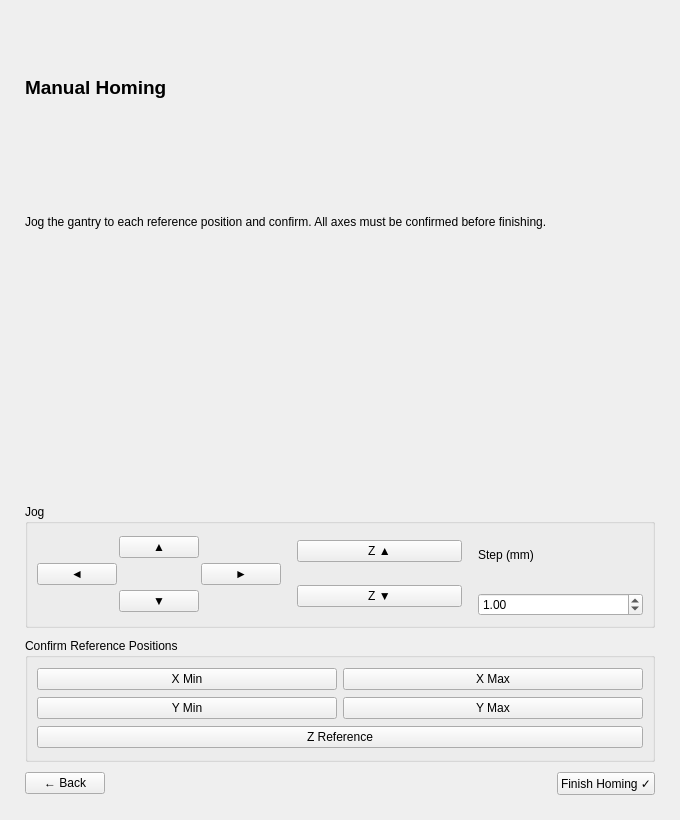
Before: the Qt Designer form devices/gantry/frontend/ui/homing_dialog.ui in RxnRover/RxnBench, drawn with Qt 5.
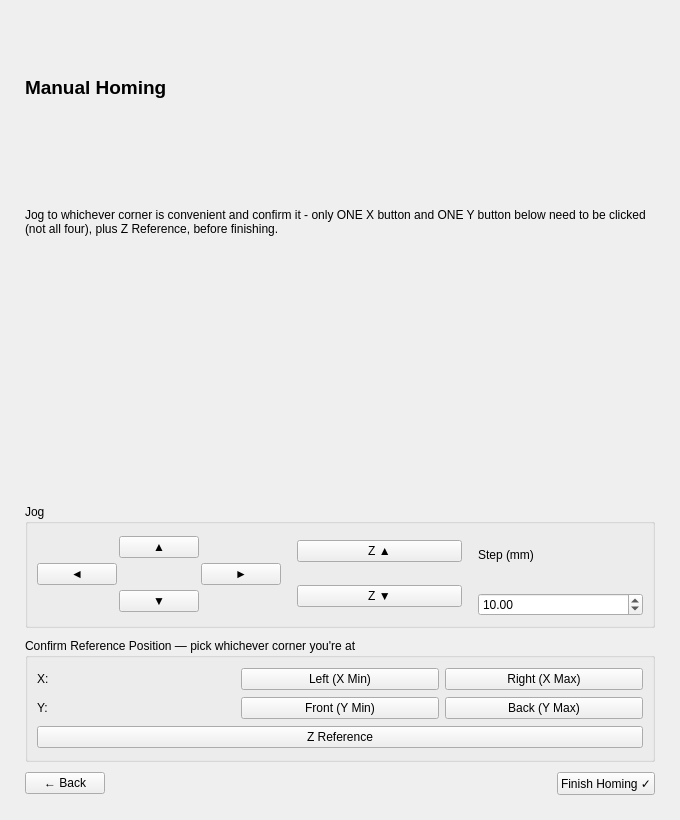
After: the same form once the commit is applied. The open tabs and pages were chosen to show the change.

Commit message: positioning fixes, now able to home gantry relative to one corner (out of four), UI signal adjustments - Last homed now works, active toolhead now works, Last Calibrated now works - Skeleton code of Camera, and other things

Patch:
```diff
--- a/devices/gantry/frontend/ui/homing_dialog.ui
+++ b/devices/gantry/frontend/ui/homing_dialog.ui
@@ -100,7 +100,7 @@
        </item>
        <item>
         <widget class="QLabel" name="manual_instruction">
-         <property name="text"><string>Jog the gantry to each reference position and confirm. All axes must be confirmed before finishing.</string></property>
+         <property name="text"><string>Jog to whichever corner is convenient and confirm it - only ONE X button and ONE Y button below need to be clicked (not all four), plus Z Reference, before finishing.</string></property>
          <property name="wordWrap"><bool>true</bool></property>
         </widget>
        </item>
@@ -186,8 +186,8 @@
              <widget class="QDoubleSpinBox" name="jog_step_spin">
               <property name="minimum"><double>0.100000000000000</double></property>
               <property name="maximum"><double>50.000000000000000</double></property>
-              <property name="singleStep"><double>0.500000000000000</double></property>
-              <property name="value"><double>1.000000000000000</double></property>
+              <property name="singleStep"><double>1.000000000000000</double></property>
+              <property name="value"><double>10.000000000000000</double></property>
              </widget>
             </item>
            </layout>
@@ -199,30 +199,40 @@
        <!-- Confirm buttons -->
        <item>
         <widget class="QGroupBox" name="confirm_group">
-         <property name="title"><string>Confirm Reference Positions</string></property>
+         <property name="title"><string>Confirm Reference Position — pick whichever corner you're at</string></property>
          <layout class="QGridLayout" name="confirm_grid">
           <property name="spacing"><number>6</number></property>
           <item row="0" column="0">
-           <widget class="QPushButton" name="confirm_x_min_btn">
-            <property name="text"><string>X Min</string></property>
+           <widget class="QLabel">
+            <property name="text"><string>X:</string></property>
            </widget>
           </item>
           <item row="0" column="1">
+           <widget class="QPushButton" name="confirm_x_min_btn">
+            <property name="text"><string>Left (X Min)</string></property>
+           </widget>
+          </item>
+          <item row="0" column="2">
            <widget class="QPushButton" name="confirm_x_max_btn">
-            <property name="text"><string>X Max</string></property>
+            <property name="text"><string>Right (X Max)</string></property>
            </widget>
           </item>
           <item row="1" column="0">
-           <widget class="QPushButton" name="confirm_y_min_btn">
-            <property name="text"><string>Y Min</string></property>
+           <widget class="QLabel">
+            <property name="text"><string>Y:</string></property>
            </widget>
           </item>
           <item row="1" column="1">
+           <widget class="QPushButton" name="confirm_y_min_btn">
+            <property name="text"><string>Front (Y Min)</string></property>
+           </widget>
+          </item>
+          <item row="1" column="2">
            <widget class="QPushButton" name="confirm_y_max_btn">
-            <property name="text"><string>Y Max</string></property>
+            <property name="text"><string>Back (Y Max)</string></property>
            </widget>
           </item>
-          <item row="2" column="0" colspan="2">
+          <item row="2" column="0" colspan="3">
            <widget class="QPushButton" name="confirm_z_ref_btn">
             <property name="text"><string>Z Reference</string></property>
            </widget>
```
The commit also changes 87 other files.
